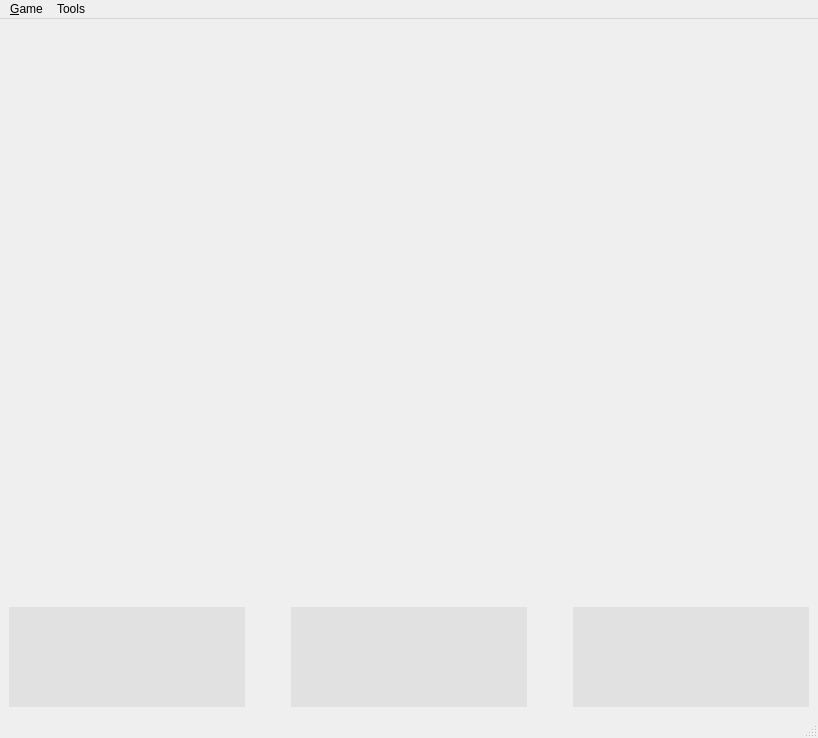
This is branches/macjariel/client/mainwindow.ui in kubos741/kbang as Qt 5 draws it before an edit. The edited form follows.
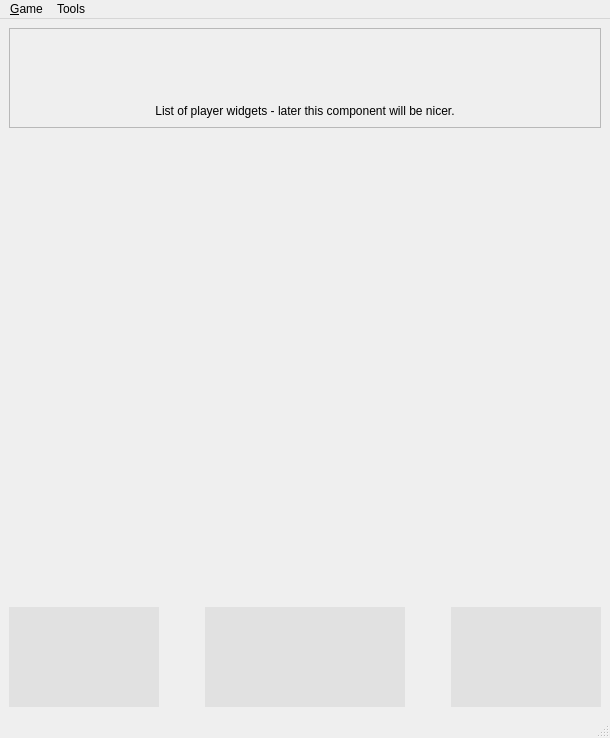
This is the edited form. Icons and pictures are not drawn.

Commit message: Client & Server bugfixes. Client now shows other players in game.

```diff
--- a/branches/macjariel/client/mainwindow.ui
+++ b/branches/macjariel/client/mainwindow.ui
@@ -5,7 +5,7 @@
    <rect>
     <x>0</x>
     <y>0</y>
-    <width>818</width>
+    <width>606</width>
     <height>738</height>
    </rect>
   </property>
@@ -20,6 +20,43 @@
     <bool>false</bool>
    </property>
    <layout class="QVBoxLayout" name="verticalLayout" >
+    <item>
+     <widget class="QFrame" name="frame" >
+      <property name="minimumSize" >
+       <size>
+        <width>0</width>
+        <height>100</height>
+       </size>
+      </property>
+      <property name="frameShape" >
+       <enum>QFrame::StyledPanel</enum>
+      </property>
+      <property name="frameShadow" >
+       <enum>QFrame::Raised</enum>
+      </property>
+      <layout class="QVBoxLayout" name="verticalLayout_2" >
+       <item>
+        <layout class="QHBoxLayout" name="mp_opponentContainer" />
+       </item>
+       <item>
+        <widget class="QLabel" name="label" >
+         <property name="sizePolicy" >
+          <sizepolicy vsizetype="Minimum" hsizetype="Minimum" >
+           <horstretch>0</horstretch>
+           <verstretch>0</verstretch>
+          </sizepolicy>
+         </property>
+         <property name="text" >
+          <string>List of player widgets - later this component will be nicer.</string>
+         </property>
+         <property name="alignment" >
+          <set>Qt::AlignBottom|Qt::AlignHCenter</set>
+         </property>
+        </widget>
+       </item>
+      </layout>
+     </widget>
+    </item>
     <item>
      <spacer name="verticalSpacer" >
       <property name="orientation" >
@@ -127,7 +164,7 @@
     <rect>
      <x>0</x>
      <y>0</y>
-     <width>818</width>
+     <width>606</width>
      <height>26</height>
     </rect>
    </property>
```
Left out of the diff: 2 changed lines with no effect on the pictures. The commit also changes 16 other files.
